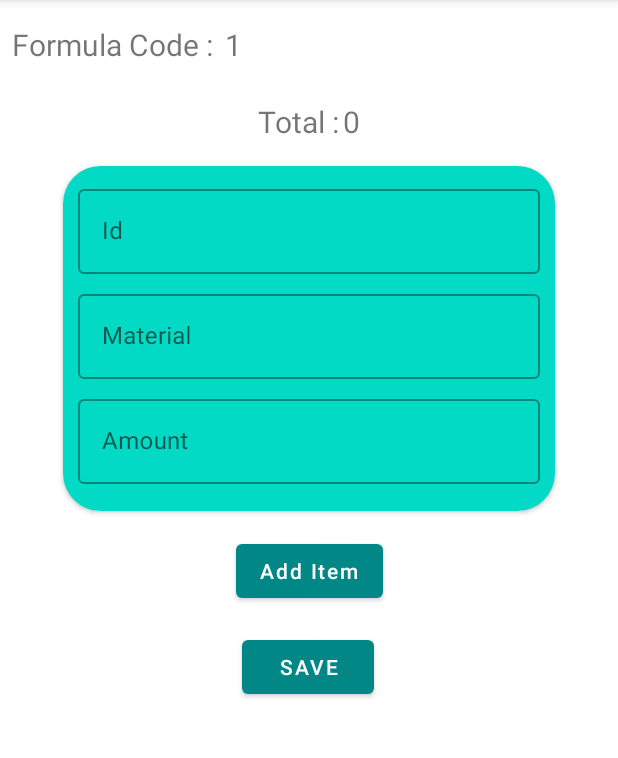
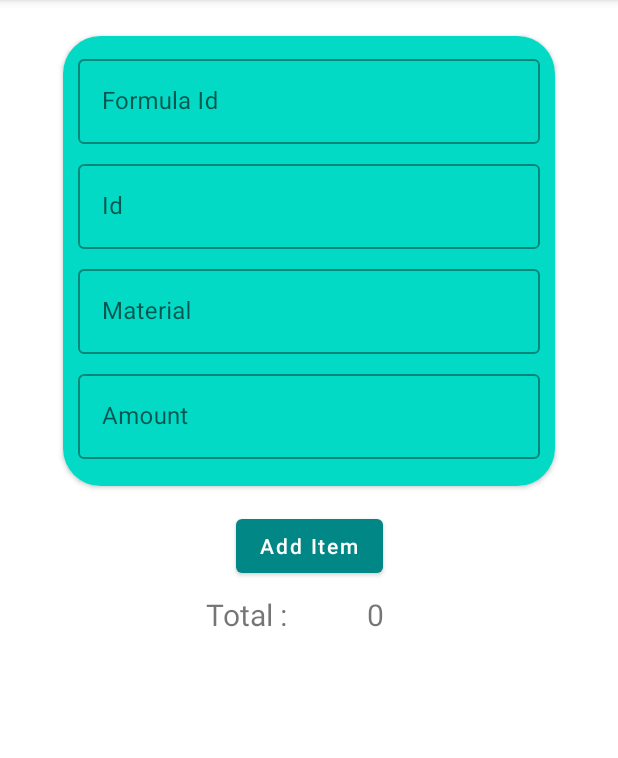
Before and after one commit to Pareeesa/Pottery, an Android app: the screen it shows after launch (MainActivity), after a tap on an icon or button, on a phone screen of 412 x 824 dp, the part 84-842 px from its top. Run offline under Robolectric (Android 15) with nearby library versions, the phone set to English and light mode, and no system bars; our stand-ins replace Room's generated code; 1 statement that could not run was skipped.

Commit message:
Add another editText for the formula id

```diff
--- a/app/src/main/res/layout/fragment_add_formula.xml
+++ b/app/src/main/res/layout/fragment_add_formula.xml
@@ -11,22 +11,10 @@
         android:layout_width="match_parent"
         android:layout_height="wrap_content"
         android:layout_marginStart="8dp"
-        android:layout_marginTop="12dp"
         android:layout_marginEnd="8dp"
         app:layoutManager="androidx.recyclerview.widget.LinearLayoutManager"
         app:layout_constraintEnd_toEndOf="parent"
         app:layout_constraintHorizontal_bias="0.0"
-        app:layout_constraintStart_toStartOf="parent"
-        app:layout_constraintTop_toBottomOf="@+id/textView" />
-
-    <Button
-        android:id="@+id/btn_save"
-        android:layout_width="wrap_content"
-        android:layout_height="wrap_content"
-        android:layout_marginTop="16dp"
-        android:text="@string/save"
-        app:layout_constraintEnd_toEndOf="parent"
-        app:layout_constraintHorizontal_bias="0.498"
         app:layout_constraintStart_toStartOf="parent"
         app:layout_constraintTop_toBottomOf="@+id/btn_add_item" />
 
@@ -34,8 +22,8 @@
         android:id="@+id/tv_total"
         android:layout_width="wrap_content"
         android:layout_height="wrap_content"
-        android:layout_marginTop="12dp"
-        android:layout_marginEnd="172dp"
+        android:layout_marginTop="8dp"
+        android:layout_marginEnd="156dp"
         android:gravity="center"
         android:text="@string/_0"
         android:textSize="20sp"
@@ -61,23 +49,23 @@
         android:textSize="20sp"
         app:layout_constraintBottom_toBottomOf="@+id/tv_total"
         app:layout_constraintEnd_toStartOf="@+id/tv_total"
-        app:layout_constraintHorizontal_bias="0.984"
+        app:layout_constraintHorizontal_bias="0.722"
         app:layout_constraintStart_toStartOf="parent"
         app:layout_constraintTop_toTopOf="@+id/tv_total"
-        app:layout_constraintVertical_bias="0.0" />
+        app:layout_constraintVertical_bias="1.0" />
 
     <androidx.cardview.widget.CardView
         android:id="@+id/cardView"
         android:layout_width="match_parent"
         android:layout_height="wrap_content"
         android:layout_marginStart="42dp"
-        android:layout_marginTop="16dp"
+        android:layout_marginTop="24dp"
         android:layout_marginEnd="42dp"
         app:cardCornerRadius="25sp"
         app:layout_constraintEnd_toEndOf="parent"
         app:layout_constraintHorizontal_bias="0.5"
         app:layout_constraintStart_toStartOf="parent"
-        app:layout_constraintTop_toBottomOf="@+id/tv_total">
+        app:layout_constraintTop_toTopOf="parent">
 
         <LinearLayout
             android:layout_width="match_parent"
@@ -85,6 +73,19 @@
             android:background="@color/purple_200"
             android:orientation="vertical"
             android:padding="10dp">
+
+            <com.google.android.material.textfield.TextInputLayout
+                style="@style/Widget.MaterialComponents.TextInputLayout.OutlinedBox"
+                android:layout_width="match_parent"
+                android:layout_height="wrap_content"
+                android:layout_marginBottom="8dp"
+                android:hint="@string/formula_id">
+
+                <com.google.android.material.textfield.TextInputEditText
+                    android:id="@+id/et_formula_id"
+                    android:layout_width="match_parent"
+                    android:layout_height="match_parent" />
+            </com.google.android.material.textfield.TextInputLayout>
 
             <com.google.android.material.textfield.TextInputLayout
                 style="@style/Widget.MaterialComponents.TextInputLayout.OutlinedBox"
@@ -127,27 +128,4 @@
         </LinearLayout>
     </androidx.cardview.widget.CardView>
 
-    <TextView
-        android:id="@+id/textView"
-        android:layout_width="wrap_content"
-        android:layout_height="wrap_content"
-        android:layout_marginStart="8dp"
-        android:layout_marginTop="16dp"
-        android:text="Formula Code :"
-        android:textSize="20sp"
-        app:layout_constraintStart_toStartOf="parent"
-        app:layout_constraintTop_toTopOf="parent" />
-
-    <TextView
-        android:id="@+id/tv_id"
-        android:layout_width="wrap_content"
-        android:layout_height="wrap_content"
-        android:layout_marginStart="8dp"
-        android:text="1"
-        android:textSize="20sp"
-        app:layout_constraintBottom_toBottomOf="@+id/textView"
-        app:layout_constraintStart_toEndOf="@+id/textView"
-        app:layout_constraintTop_toTopOf="@+id/textView"
-        app:layout_constraintVertical_bias="0.0" />
-
 </androidx.constraintlayout.widget.ConstraintLayout>
--- a/app/src/main/res/values/strings.xml
+++ b/app/src/main/res/values/strings.xml
@@ -10,4 +10,5 @@
     <string name="amount">Amount</string>
     <string name="id">Id</string>
     <string name="save">Save</string>
+    <string name="formula_id">Formula Id</string>
 </resources>
```
